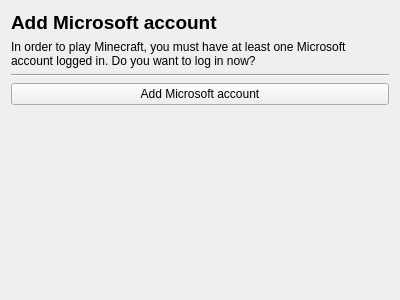
Old version of the form launcher/ui/setupwizard/LoginWizardPage.ui in the repository baxura45/BETO.
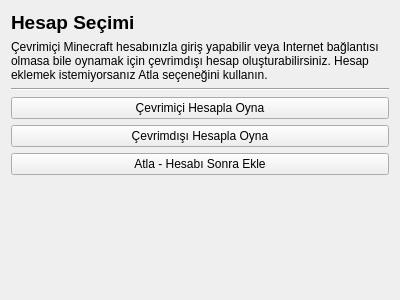
New version of the form.

Commit message: Manisa Launcher UI ve offline launch iyileştirmeleri

```diff
--- a/launcher/ui/setupwizard/LoginWizardPage.ui
+++ b/launcher/ui/setupwizard/LoginWizardPage.ui
@@ -17,7 +17,7 @@
    <item>
     <widget class="QLabel" name="label">
      <property name="text">
-      <string>&lt;html&gt;&lt;head/&gt;&lt;body&gt;&lt;p&gt;&lt;span style=&quot; font-size:14pt; font-weight:600;&quot;&gt;Add Microsoft account&lt;/span&gt;&lt;/p&gt;&lt;/body&gt;&lt;/html&gt;</string>
+       <string>&lt;html&gt;&lt;head/&gt;&lt;body&gt;&lt;p&gt;&lt;span style=&quot; font-size:14pt; font-weight:600;&quot;&gt;Hesap Seçimi&lt;/span&gt;&lt;/p&gt;&lt;/body&gt;&lt;/html&gt;</string>
      </property>
      <property name="textFormat">
       <enum>Qt::RichText</enum>
@@ -30,7 +30,7 @@
    <item>
     <widget class="QLabel" name="label_2">
      <property name="text">
-      <string>In order to play Minecraft, you must have at least one Microsoft account logged in. Do you want to log in now?</string>
+       <string>Çevrimiçi Minecraft hesabınızla giriş yapabilir veya Internet bağlantısı olmasa bile oynamak için çevrimdışı hesap oluşturabilirsiniz. Hesap eklemek istemiyorsanız Atla seçeneğini kullanın.</string>
      </property>
      <property name="wordWrap">
       <bool>true</bool>
@@ -47,10 +47,24 @@
    <item>
     <widget class="QPushButton" name="pushButton">
      <property name="text">
-      <string>Add Microsoft account</string>
+       <string>Çevrimiçi Hesapla Oyna</string>
      </property>
     </widget>
    </item>
+    <item>
+     <widget class="QPushButton" name="offlinePushButton">
+      <property name="text">
+       <string>Çevrimdışı Hesapla Oyna</string>
+      </property>
+     </widget>
+    </item>
+    <item>
+     <widget class="QPushButton" name="skipPushButton">
+      <property name="text">
+       <string>Atla - Hesabı Sonra Ekle</string>
+      </property>
+     </widget>
+    </item>
    <item>
     <spacer name="verticalSpacer">
      <property name="orientation">
```
The commit also changes 20 other files.
